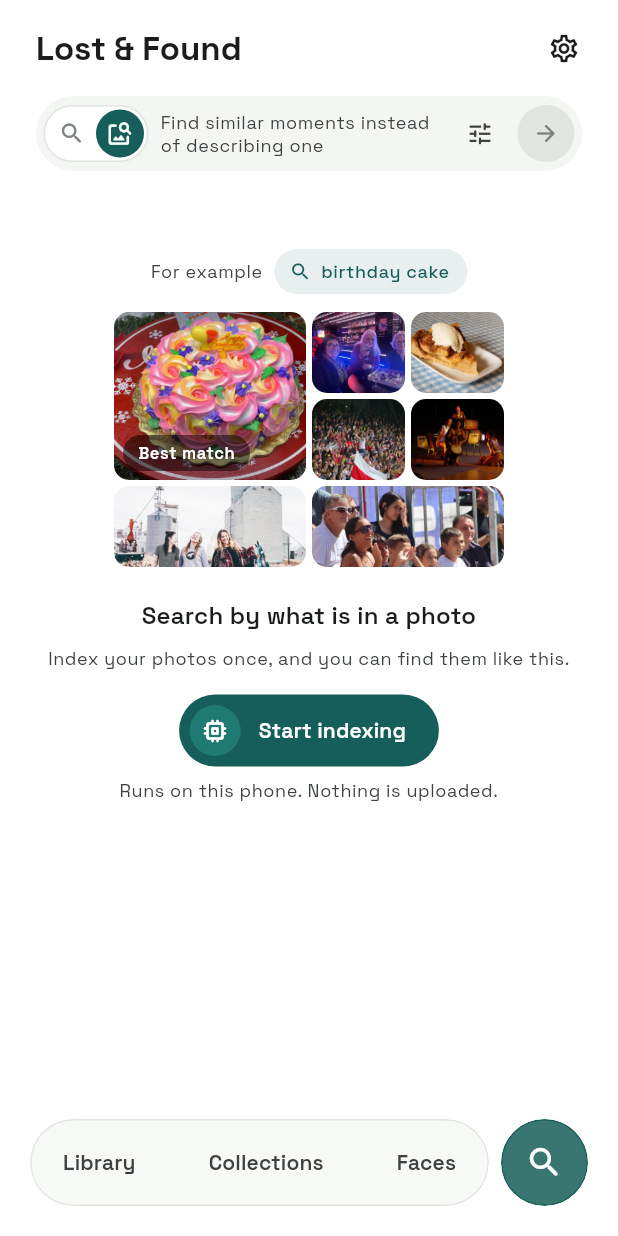
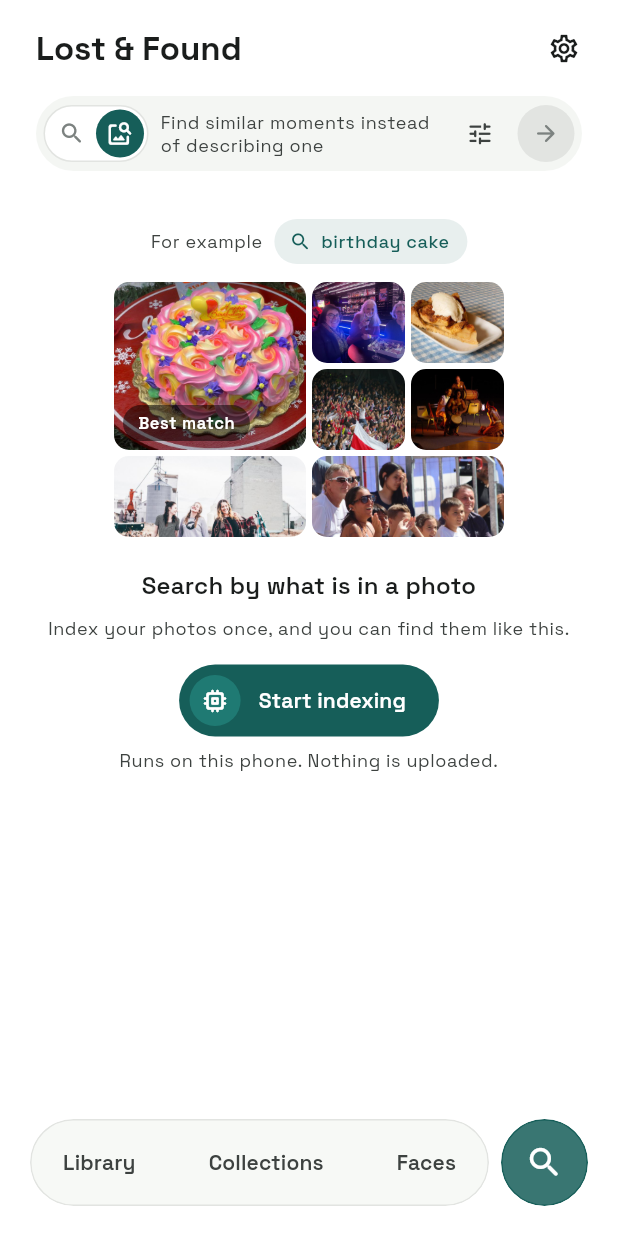
Before and after one commit to Raseelp/Lost-and-Found-Offline-Search, a Flutter app: the HomeScreen screen opened directly, after a tap on the "settings" icon, after a tap on the "image search" icon, on a phone screen of 412 x 824 dp. Run offline on Flutter 3.47's test engine with Material 3 defaults, Android fonts, the light colour scheme and no system bars; our stand-ins replace get, google_fonts, permission_handler, sensors_plus, shared_preferences, sqflite and 1 more; accounts and stored records are empty.

Commit message:
Put the stories bar closer to the search bar
The gap between the search bar and the stories rings was about 40 px. It is now about 20 px, and a small gap
above the results strip. The indexing note keeps its own spacing.

```diff
--- a/lib/features/search/view/search_tab.dart
+++ b/lib/features/search/view/search_tab.dart
@@ -58,9 +58,11 @@ class SearchTab extends StatelessWidget {
               crossAxisAlignment: CrossAxisAlignment.stretch,
               children: [
                 _SearchPill(controller: controller),
-                const SizedBox(height: AppSpacing.lg),
-                if (library.isScanning)
+                if (library.isScanning) ...[
+                  const SizedBox(height: AppSpacing.lg),
                   _BackgroundIndexingNote(library: library),
+                ] else if (showResults)
+                  const SizedBox(height: AppSpacing.sm),
               ],
             ),
           ),
```
